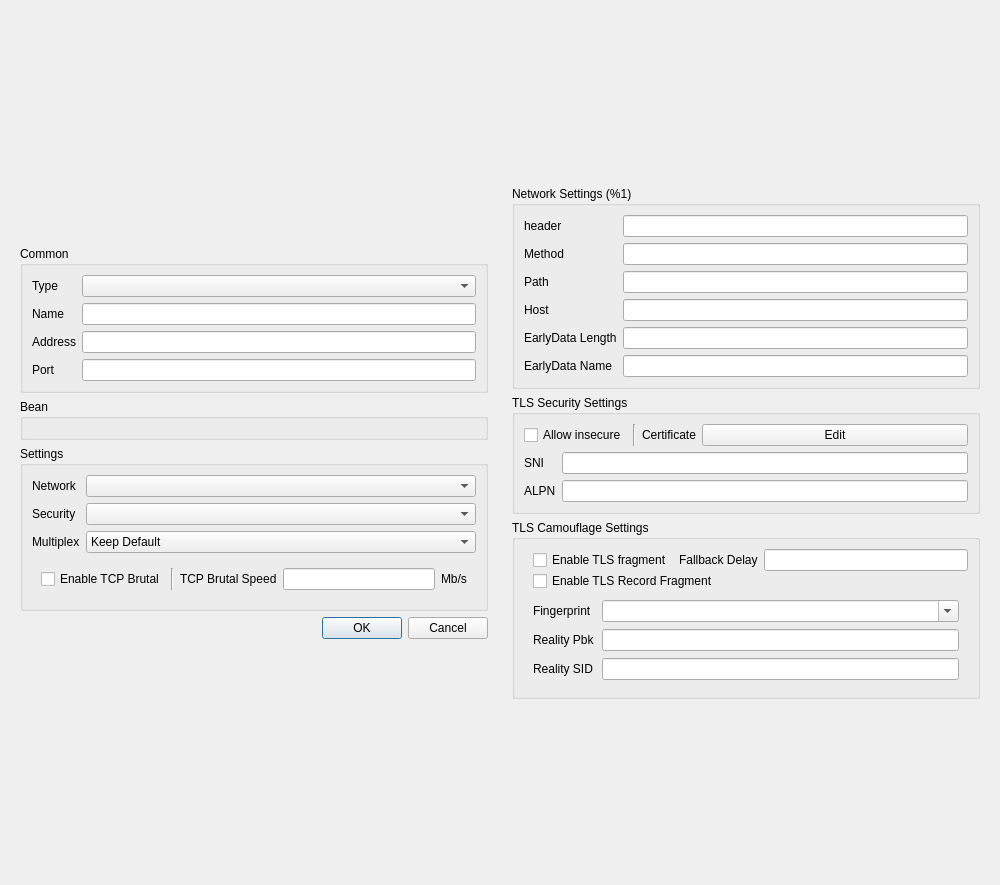
Above: include/ui/profile/dialog_edit_profile.ui from shengmo0210/Throne before the change. Below: the same form after it.
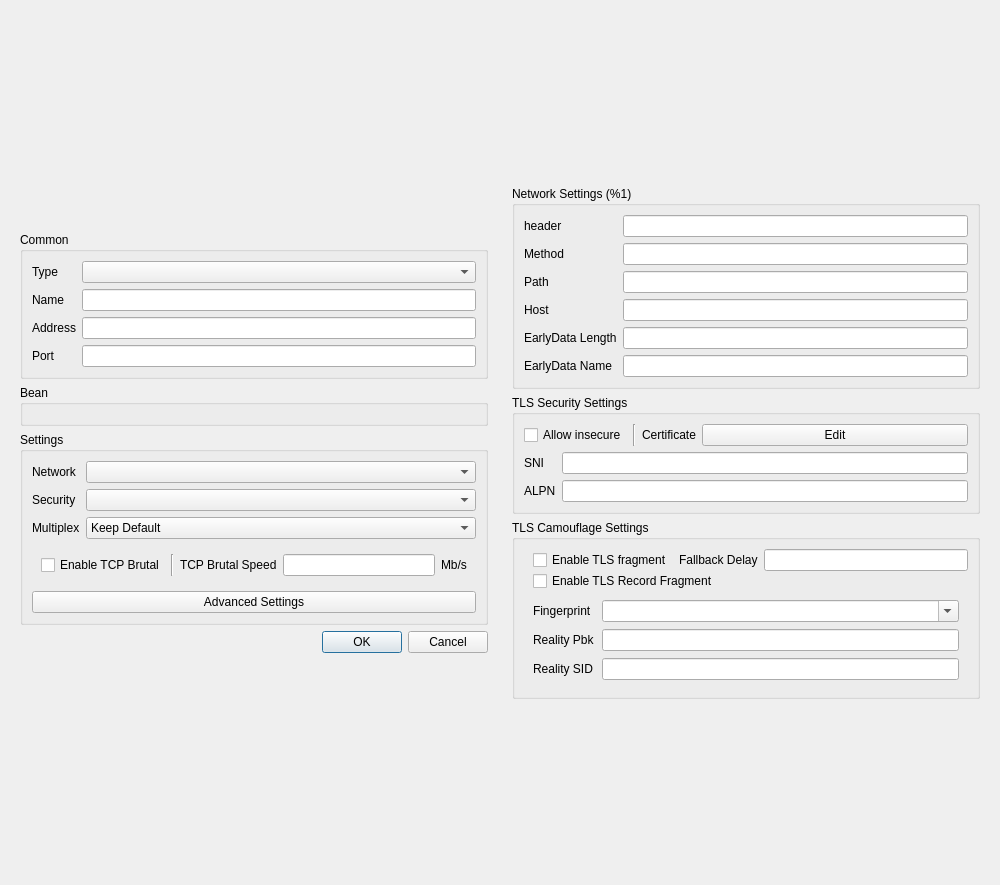
That is the form after the change. Custom widgets are drawn as their Qt base class.

Commit message: Add advanced options && Fix some bugs

Patch:
```diff
--- a/include/ui/profile/dialog_edit_profile.ui
+++ b/include/ui/profile/dialog_edit_profile.ui
@@ -294,6 +294,13 @@
            </layout>
           </widget>
          </item>
+         <item>
+          <widget class="QPushButton" name="advanced_button">
+           <property name="text">
+            <string>Advanced Settings</string>
+           </property>
+          </widget>
+         </item>
         </layout>
        </widget>
       </item>
```
The commit also changes 10 other files.
